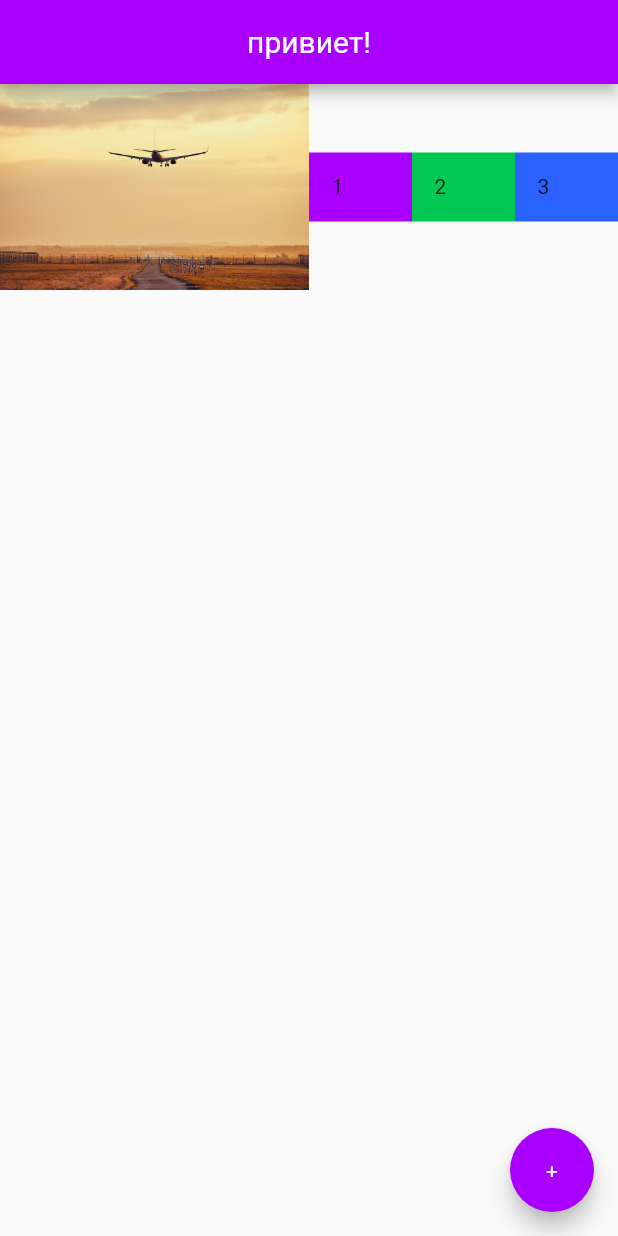
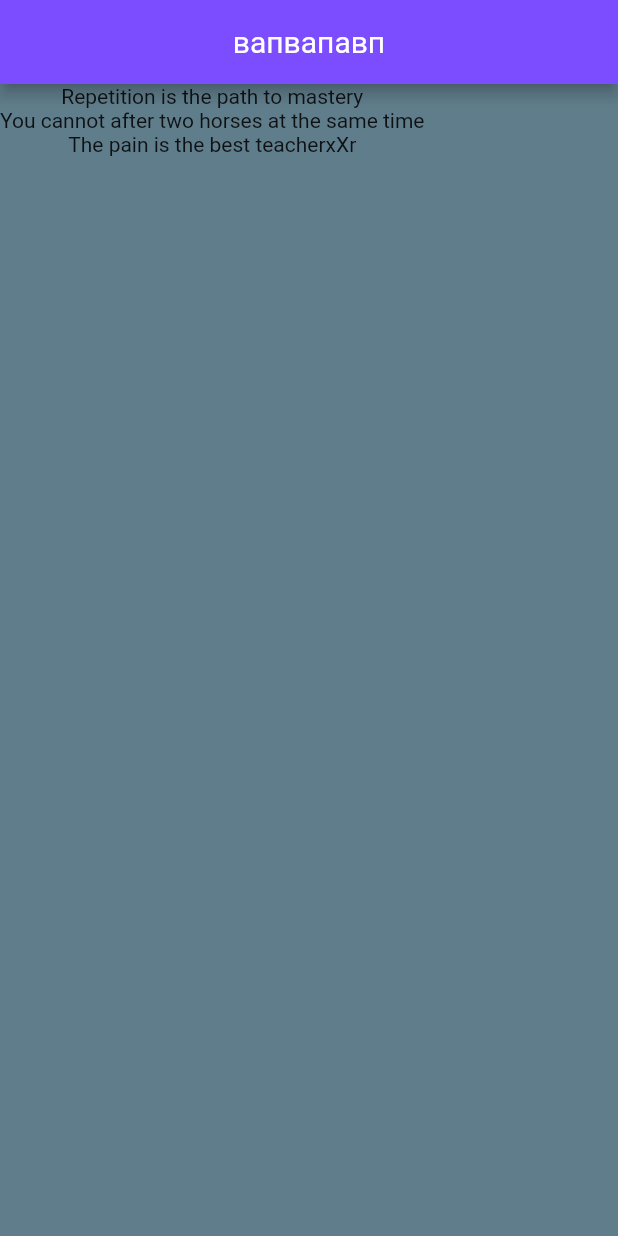
Before and after one commit to kuuga2000/flutterndart, a Flutter app: the screen it shows after launch, on a phone screen of 412 x 824 dp. Run offline on Flutter 3.47's test engine with Material 2 defaults, Android fonts, the phone set to English and light mode, and no system bars.

Commit message:
list data

```diff
--- a/lib/main.dart
+++ b/lib/main.dart
@@ -4,53 +4,34 @@ import 'package:flutter/cupertino.dart';
 import 'package:flutter/material.dart';
 
 void main() => runApp(MaterialApp(
-  home: Home()
+  home: QuoteList()
 ));
 
-class Home extends StatelessWidget {
+class QuoteList extends StatefulWidget {
+  @override
+  _QuoteListState createState() => _QuoteListState();
+}
+
+class _QuoteListState extends State<QuoteList> {
+  List<String> quotes = [
+    "Repetition is the path to mastery",
+    "You cannot after two horses at the same time",
+    "The pain is the best teacherxXr"
+  ];
   @override
   Widget build(BuildContext context) {
     return Scaffold(
+      backgroundColor: Colors.blueGrey,
       appBar: AppBar(
-        title: Text('привиет!'),
+        title: Text("вапвапавп"),
         centerTitle: true,
-        backgroundColor: Colors.purpleAccent[700],
+        backgroundColor: Colors.deepPurpleAccent,
       ),
-      body: Row(
-        children: <Widget>[
-          Expanded(
-              child: Image.asset('assets/images/airplane-5216583_960_720.jpg'),
-            flex: 3
-          ),
-          Expanded(
-            flex: 1,
-            child: Container(
-              padding: EdgeInsets.all(15.0),
-              child: Text('1'),
-              color:Colors.purpleAccent[700],
-            ),
-          ),
-          Expanded(
-            flex: 1,
-            child: Container(
-              padding: EdgeInsets.all(15.0),
-              child: Text('2'),
-              color:Colors.greenAccent[700],
-            ),
-          ),
-          Expanded(
-            flex: 1,
-            child: Container(
-              padding: EdgeInsets.all(15.0),
-              child: Text('3'),
-              color:Colors.blueAccent[700],
-            ),
-          )
-        ],
-      ),
-      floatingActionButton: FloatingActionButton(
-          child: Text("+"),
-        backgroundColor: Colors.purpleAccent[700],
+      body: Column(
+        /*children: quotes.map((quote){
+          return Text(quote);
+        }).toList()*/
+        children: quotes.map((quote)=>Text(quote)).toList(),
       ),
     );
   }
```
Also changed, not shown: 1 other file.
